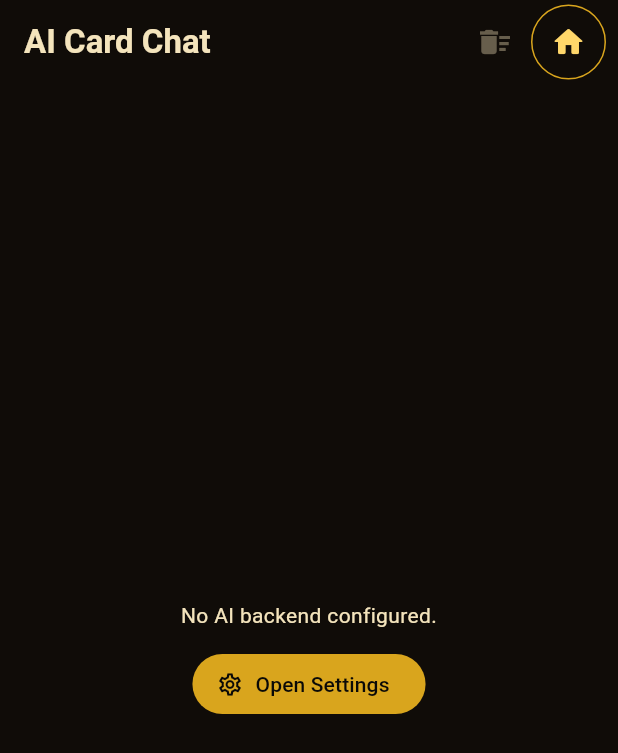
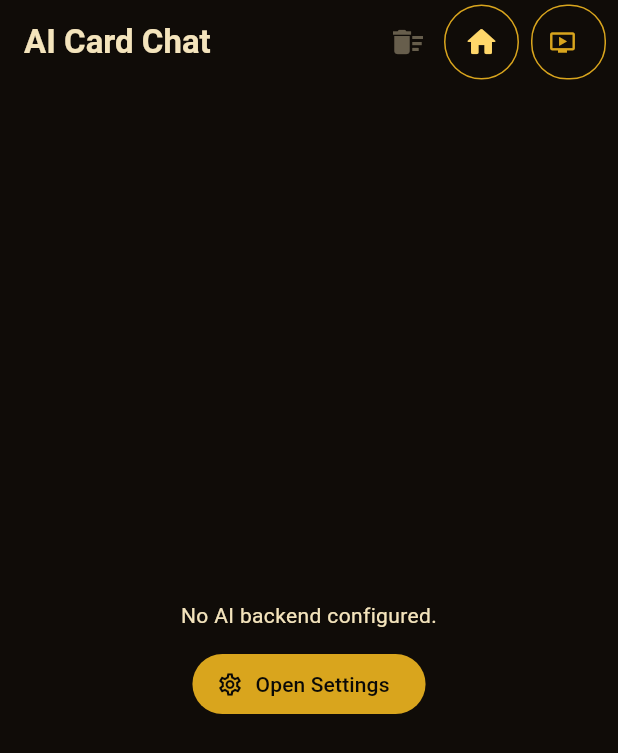
Before and after one commit to jameshpdy-dev/CHANSON-A-REPONDRE-UNO, a Flutter app: the AiChatScreen screen opened by its route, on a phone screen of 412 x 824 dp. Shown: the top 753 px of the screen. Run offline on Flutter 3.47's test engine with Material 3 defaults, Android fonts, the phone set to English and light mode, and no system bars; our stand-ins replace file_picker, flutter_markdown, go_router, shared_preferences, supabase_flutter, video_player; missing offline and left inert: video_player_media_kit; accounts and stored records are empty.

Commit message:
Add DJ WHO navigation beside Home

```diff
--- a/lib/core/app_router.dart
+++ b/lib/core/app_router.dart
@@ -4,6 +4,7 @@ import '../screens/card_browser_screen.dart';
 import '../screens/card_fullscreen_screen.dart';
 import '../screens/card_transcription_screen.dart';
 import '../screens/deck_selection_screen.dart';
+import '../screens/dj_who_videos_screen.dart';
 import '../screens/home_screen.dart';
 import '../screens/journal_screen.dart';
 import '../screens/not_found_screen.dart';
@@ -29,6 +30,7 @@ abstract final class AppRoutes {
   static const rules = '/rules';
   static const settings = '/settings';
   static const profile = '/profile';
+  static const djWhoVideos = '/dj-who-videos';
   static const login = '/login';
   static const register = '/register';
   static const forgotPassword = '/forgot-password';
@@ -98,6 +100,10 @@ abstract final class AppRouter {
         builder: (_, _) => const SettingsScreen(),
       ),
       GoRoute(
+        path: AppRoutes.djWhoVideos,
+        builder: (_, _) => const DjWhoVideosScreen(),
+      ),
+      GoRoute(
         path: AppRoutes.profile,
         builder: (_, state) => AccountScreen(
           arguments: state.extra is ProfileRouteArguments
--- a/lib/widgets/home_navigation_button.dart
+++ b/lib/widgets/home_navigation_button.dart
@@ -26,6 +26,8 @@ class HomeNavigationButton extends StatefulWidget {
 class _HomeNavigationButtonState extends State<HomeNavigationButton> {
   bool hovered = false;
   bool focused = false;
+  bool djHovered = false;
+  bool djFocused = false;
 
   Future<void> navigateHome() async {
     if (widget.navigationGuard != null && !await widget.navigationGuard!()) {
@@ -52,14 +54,60 @@ class _HomeNavigationButtonState extends State<HomeNavigationButton> {
   }
 
   @override
+  Widget build(BuildContext context) {
+    final currentPath = GoRouterState.of(context).uri.path;
+    final isDjWhoActive = currentPath == AppRoutes.djWhoVideos;
+
+    final showLabel = MediaQuery.sizeOf(context).width >= 600;
+    return Row(
+          mainAxisSize: MainAxisSize.min,
+          children: [
+            _HomeControl(
+              hovered: hovered,
+              focused: focused,
+              onHover: (value) => setState(() => hovered = value),
+              onFocus: (value) => setState(() => focused = value),
+              onPressed: navigateHome,
+            ),
+            const SizedBox(width: 8),
+            _DjWhoControl(
+              active: isDjWhoActive,
+              hovered: djHovered,
+              focused: djFocused,
+              showLabel: showLabel,
+              onHover: (value) => setState(() => djHovered = value),
+              onFocus: (value) => setState(() => djFocused = value),
+              onPressed: () => context.go(AppRoutes.djWhoVideos),
+            ),
+          ],
+    );
+  }
+}
+
+class _HomeControl extends StatelessWidget {
+  const _HomeControl({
+    required this.hovered,
+    required this.focused,
+    required this.onHover,
+    required this.onFocus,
+    required this.onPressed,
+  });
+
+  final bool hovered;
+  final bool focused;
+  final ValueChanged<bool> onHover;
+  final ValueChanged<bool> onFocus;
+  final VoidCallback onPressed;
+
+  @override
   Widget build(BuildContext context) => Semantics(
     button: true,
     label: 'Return to Home',
     child: MouseRegion(
-      onEnter: (_) => setState(() => hovered = true),
-      onExit: (_) => setState(() => hovered = false),
+      onEnter: (_) => onHover(true),
+      onExit: (_) => onHover(false),
       child: Focus(
-        onFocusChange: (value) => setState(() => focused = value),
+        onFocusChange: onFocus,
         child: AnimatedContainer(
           duration: const Duration(milliseconds: 150),
           constraints: const BoxConstraints(minWidth: 48, minHeight: 48),
@@ -76,7 +124,7 @@ class _HomeNavigationButtonState extends State<HomeNavigationButton> {
           ),
           child: IconButton(
             tooltip: 'Return to Home',
-            onPressed: navigateHome,
+            onPressed: onPressed,
             icon: const Icon(Icons.home_rounded, color: AppTheme.brightGold),
           ),
         ),
@@ -84,3 +132,80 @@ class _HomeNavigationButtonState extends State<HomeNavigationButton> {
     ),
   );
 }
+
+class _DjWhoControl extends StatelessWidget {
+  const _DjWhoControl({
+    required this.active,
+    required this.hovered,
+    required this.focused,
+    required this.showLabel,
+    required this.onHover,
+    required this.onFocus,
+    required this.onPressed,
+  });
+
+  final bool active;
+  final bool hovered;
+  final bool focused;
+  final bool showLabel;
+  final ValueChanged<bool> onHover;
+  final ValueChanged<bool> onFocus;
+  final VoidCallback onPressed;
+
+  @override
+  Widget build(BuildContext context) {
+    final colors = Theme.of(context).colorScheme;
+    final foreground = active ? colors.onPrimaryContainer : colors.primary;
+    return Semantics(
+      button: true,
+      selected: active,
+      label: 'Open DJ WHO Videos',
+      child: MouseRegion(
+        onEnter: (_) => onHover(true),
+        onExit: (_) => onHover(false),
+        child: Focus(
+          onFocusChange: onFocus,
+          child: AnimatedContainer(
+            duration: const Duration(milliseconds: 150),
+            constraints: BoxConstraints(
+              minWidth: showLabel ? 106 : 48,
+              minHeight: 48,
+            ),
+            decoration: BoxDecoration(
+              color: active
+                  ? colors.primaryContainer.withValues(alpha: 0.72)
+                  : hovered
+                  ? const Color(0xDD33210F)
+                  : const Color(0xAA100C08),
+              borderRadius: BorderRadius.circular(24),
+              border: Border.all(
+                color: focused || active ? colors.primary : AppTheme.gold,
+                width: focused || active ? 2 : 1,
+              ),
+              boxShadow: hovered || active
+                  ? const [BoxShadow(color: Color(0x66FFC928), blurRadius: 12)]
+                  : null,
+            ),
+            child: Tooltip(
+              message: 'Open DJ WHO Videos',
+              child: TextButton.icon(
+                onPressed: onPressed,
+                icon: const Icon(Icons.ondemand_video),
+                label: showLabel
+                    ? const Text('DJ WHO')
+                    : const SizedBox.shrink(),
+                style: TextButton.styleFrom(
+                  foregroundColor: foreground,
+                  minimumSize: const Size(48, 48),
+                  padding: EdgeInsets.symmetric(horizontal: showLabel ? 14 : 0),
+                  tapTargetSize: MaterialTapTargetSize.shrinkWrap,
+                  textStyle: const TextStyle(fontWeight: FontWeight.w800),
+                ),
+              ),
+            ),
+          ),
+        ),
+      ),
+    );
+  }
+}
```
Also changed, not shown: lib/screens/dj_who_videos_screen.dart (added, +138 -0 lines), 1 other file.
